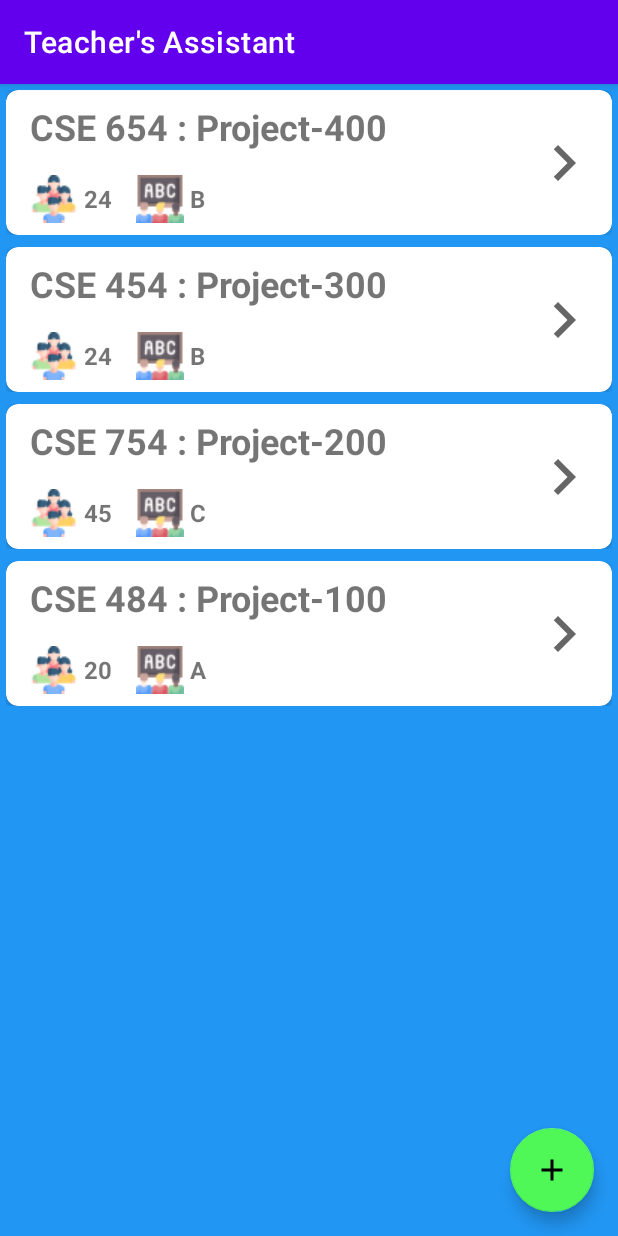
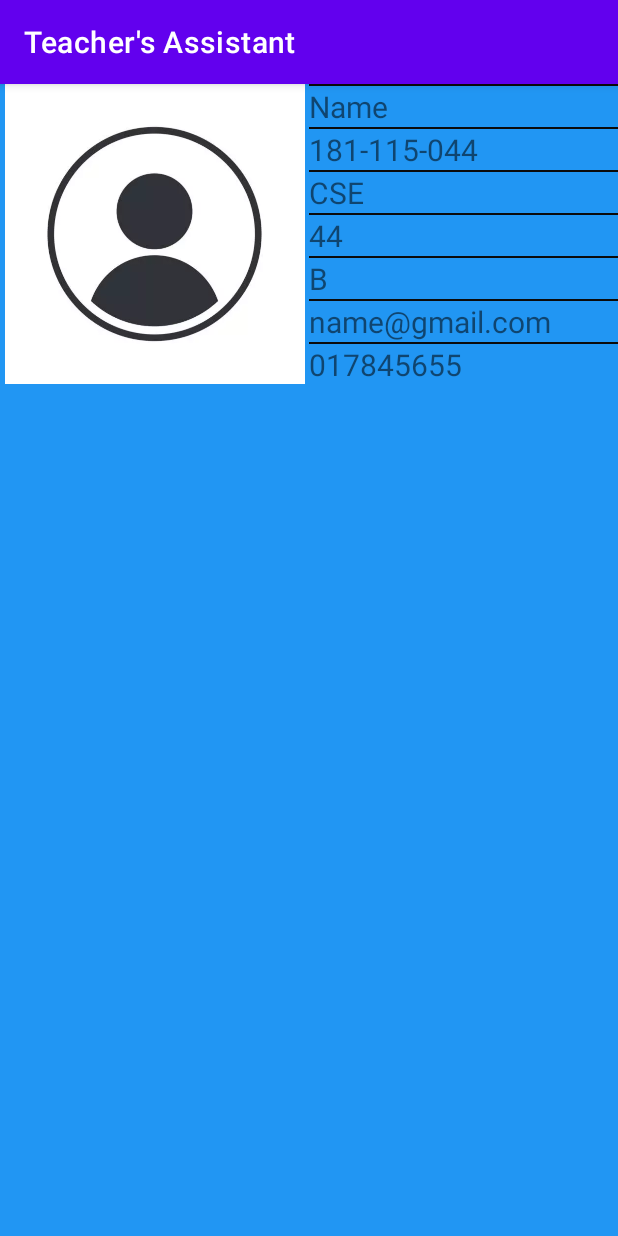
Before and after one commit to Nasif-Imtiaj/Teacher-s-Assistant, an Android app: the fragment ClassRoomFragment placed in its activity, after a tap on "181-115-045", on a phone screen of 412 x 824 dp. Run offline under Robolectric (Android 15) with nearby library versions, the phone set to English and light mode, and no system bars; 1 other tap on this screen came first.

Commit message:
Created student profile to display data.

```diff
--- /dev/null
+++ b/app/src/main/java/com/ni/core/constants/Subjects.kt
@@ -0,0 +1,5 @@
+package com.ni.core.constants
+
+enum class Subjects {
+    OOP,P_400,P_300,ACM,MATH
+}
--- a/app/src/main/java/com/ni/models/StudentInfoModel.kt
+++ b/app/src/main/java/com/ni/models/StudentInfoModel.kt
@@ -5,5 +5,7 @@ data class StudentInfoModel(
     val studentId: String,
     val dept: String,
     val batch: String,
-    val section: String
+    val section: String,
+    val img:Int,
+    val subjectWiseMarks: ArrayList<Pair<String,Float>>
 )
--- a/app/src/main/java/com/ni/repository/StudentDataList.kt
+++ b/app/src/main/java/com/ni/repository/StudentDataList.kt
@@ -16,7 +16,9 @@ object StudentDataList {
                 "181-115-045",
                 "CSE",
                 "44",
-                "B"
+                "B",
+                4,
+                arrayListOf()
             )
         )
         studentList.add(
@@ -25,7 +27,9 @@ object StudentDataList {
                 "181-115-055",
                 "CSE",
                 "44",
-                "B"
+                "B",
+                4,
+                arrayListOf()
             )
         )
         studentList.add(
@@ -34,7 +38,9 @@ object StudentDataList {
                 "181-115-058",
                 "CSE",
                 "44",
-                "B"
+                "B",
+                4,
+                arrayListOf()
             )
 
         )
@@ -44,7 +50,9 @@ object StudentDataList {
                 "181-115-047",
                 "CSE",
                 "44",
-                "B"
+                "B",
+                4,
+                arrayListOf()
             )
         )
     }
--- /dev/null
+++ b/app/src/main/java/com/ni/repository/StudentProfileList.kt
@@ -0,0 +1,4 @@
+package com.ni.repository
+
+object StudentProfileList {
+}
--- a/app/src/main/java/com/ni/screens/classRoomScreen/ClassRoomFragment.kt
+++ b/app/src/main/java/com/ni/screens/classRoomScreen/ClassRoomFragment.kt
@@ -1,6 +1,7 @@
 package com.ni.screens.classRoomScreen
 
 import androidx.activity.OnBackPressedCallback
+import androidx.fragment.app.Fragment
 import androidx.fragment.app.viewModels
 import com.ni.core.adapter.AbstractAdapter
 import com.ni.core.baseClasses.BaseObservableFragment
@@ -8,6 +9,8 @@ import com.ni.dialogs.createClassRoomDialog.CreateClassRoomDialog
 import com.ni.dialogs.createClassRoomDialog.CreateClassRoomDialogListener
 import com.ni.models.ClassRoomModel
 import com.ni.models.StudentInfoModel
+import com.ni.screens.studentProfileScreen.StudentProfileFragment
+import com.ni.teachersassistant.R
 import com.ni.teachersassistant.databinding.ClassRoomFragmentBinding
 import com.ni.teachersassistant.databinding.ClassroomItemLayoutBinding
 import com.ni.teachersassistant.databinding.StudentItemLayoutBinding
@@ -54,7 +57,8 @@ class ClassRoomFragment :
                 itemBinding.tvBatch.text = item.batch
                 itemBinding.tvSection.text = item.section
                 itemBinding.cvMainContainer.setOnClickListener {
-                    binding.optionRecyclerViewCRF.adapter = classRoomAdapter
+                   // binding.optionRecyclerViewCRF.adapter = classRoomAdapter
+                    loadStudentProfile()
                 }
             }
         }
@@ -107,4 +111,25 @@ class ClassRoomFragment :
     override fun onDialogNegativeClick() {
 
     }
+
+    fun loadStudentProfile(){
+        var fragment = StudentProfileFragment.newInstance()
+        loadSubFragment(fragment, R.id.flFraContainer, StudentProfileFragment.TAG)
+    }
+
+    private fun loadSubFragment(
+        newFragment: Fragment,
+        containerId: Int,
+        fragmentTag: String,
+    ) {
+        try {
+            childFragmentManager.beginTransaction()
+                .replace(containerId, newFragment, fragmentTag)
+                .addToBackStack(fragmentTag)
+
+                .commitAllowingStateLoss()
+        } catch (ex: Exception) {
+            //Toaster.debugToast(this, "Fragment transaction failed 70 ${ex.message}")
+        }
+    }
 }
--- a/app/src/main/java/com/ni/screens/classRoomScreen/ClassRoomViewModel.kt
+++ b/app/src/main/java/com/ni/screens/classRoomScreen/ClassRoomViewModel.kt
@@ -3,7 +3,6 @@ package com.ni.screens.classRoomScreen
 import android.util.Log
 import androidx.lifecycle.MutableLiveData
 import androidx.lifecycle.ViewModel
-import com.ni.core.constants.Departments
 import com.ni.models.ClassRoomModel
 import com.ni.models.StudentInfoModel
 import com.ni.repository.ClassRoomDataList
--- /dev/null
+++ b/app/src/main/java/com/ni/screens/studentProfileScreen/StudentProfileFragment.kt
@@ -0,0 +1,47 @@
+package com.ni.screens.studentProfileScreen
+
+import androidx.activity.OnBackPressedCallback
+import androidx.fragment.app.viewModels
+import com.ni.core.baseClasses.BaseObservableFragment
+import com.ni.teachersassistant.databinding.StudentProfileFragmentBinding
+
+class StudentProfileFragment :
+    BaseObservableFragment<StudentProfileFragmentBinding, StudentProfileListener>(
+        StudentProfileFragmentBinding::inflate
+    ) {
+
+    companion object {
+        var TAG = "StudentProfileFragment"
+        fun newInstance() = StudentProfileFragment()
+    }
+
+    val viewModel by viewModels<StudentProfileViewModel>()
+
+
+    override fun initView() {
+        initUiListener()
+        initObservers()
+        initBackPressed()
+    }
+
+    private fun initUiListener() {
+        initBtnListener()
+    }
+
+    private fun initObservers() {
+
+    }
+
+    private fun initBackPressed() {
+        (requireActivity()).onBackPressedDispatcher.addCallback(this,
+            object : OnBackPressedCallback(true) {
+                override fun handleOnBackPressed() {
+                    popFragment()
+                }
+            })
+    }
+
+    private fun initBtnListener() {
+
+    }
+}
--- /dev/null
+++ b/app/src/main/java/com/ni/screens/studentProfileScreen/StudentProfileListener.kt
@@ -0,0 +1,4 @@
+package com.ni.screens.studentProfileScreen
+
+interface StudentProfileListener {
+}
--- /dev/null
+++ b/app/src/main/java/com/ni/screens/studentProfileScreen/StudentProfileViewModel.kt
@@ -0,0 +1,7 @@
+package com.ni.screens.studentProfileScreen
+
+import androidx.lifecycle.ViewModel
+
+class StudentProfileViewModel : ViewModel() {
+    // TODO: Implement the ViewModel
+}
--- a/app/src/main/res/layout/class_room_fragment.xml
+++ b/app/src/main/res/layout/class_room_fragment.xml
@@ -31,4 +31,10 @@
         app:layout_constraintBottom_toBottomOf="parent"
         app:layout_constraintEnd_toEndOf="parent" />
 
+    <FrameLayout
+        android:id="@+id/flFraContainer"
+        android:elevation="32dp"
+        android:layout_width="match_parent"
+        android:layout_height="match_parent"/>
+
 </androidx.constraintlayout.widget.ConstraintLayout>
--- /dev/null
+++ b/app/src/main/res/layout/student_profile_fragment.xml
@@ -0,0 +1,144 @@
+<?xml version="1.0" encoding="utf-8"?>
+<androidx.constraintlayout.widget.ConstraintLayout xmlns:android="http://schemas.android.com/apk/res/android"
+    xmlns:app="http://schemas.android.com/apk/res-auto"
+    xmlns:tools="http://schemas.android.com/tools"
+    android:layout_width="match_parent"
+    android:layout_height="match_parent"
+    android:background="#2196F3"
+    tools:context="com.ni.screens.studentProfileScreen.StudentProfileFragment">
+
+    <LinearLayout
+        android:id="@+id/llProfile"
+        android:layout_width="match_parent"
+        android:layout_height="wrap_content"
+        android:weightSum="2"
+        app:layout_constraintStart_toStartOf="parent"
+        app:layout_constraintTop_toTopOf="parent">
+
+        <ImageView
+            android:layout_width="0dp"
+            android:layout_height="200dp"
+            android:layout_weight="1"
+            android:src="@drawable/ava" />
+
+        <LinearLayout
+
+            android:layout_width="0dp"
+            android:layout_height="match_parent"
+            android:layout_weight="1"
+            android:orientation="vertical">
+
+            <View
+                android:layout_width="match_parent"
+                android:layout_height="1dp"
+                android:background="#0B0B0B" />
+
+            <TextView
+                android:id="@+id/tvName"
+                android:layout_width="wrap_content"
+                android:layout_height="wrap_content"
+                android:text="Name"
+                android:textSize="20dp" />
+
+            <View
+                android:layout_width="match_parent"
+                android:layout_height="1dp"
+                android:background="#0B0B0B" />
+
+            <TextView
+                android:id="@+id/tvID"
+                android:layout_width="wrap_content"
+                android:layout_height="wrap_content"
+                android:text="181-115-044"
+                android:textSize="20dp" />
+
+            <View
+                android:layout_width="match_parent"
+                android:layout_height="1dp"
+                android:background="#0B0B0B" />
+
+            <TextView
+                android:id="@+id/tvDept"
+                android:layout_width="wrap_content"
+                android:layout_height="wrap_content"
+                android:text="CSE"
+                android:textSize="20dp" />
+
+            <View
+                android:layout_width="match_parent"
+                android:layout_height="1dp"
+                android:background="#0B0B0B" />
+
+            <TextView
+                android:id="@+id/tvBatch"
+                android:layout_width="wrap_content"
+                android:layout_height="wrap_content"
+                android:text="44"
+                android:textSize="20dp" />
+
+            <View
+                android:layout_width="match_parent"
+                android:layout_height="1dp"
+                android:background="#0B0B0B" />
+
+            <TextView
+                android:id="@+id/tvSection"
+                android:layout_width="wrap_content"
+                android:layout_height="wrap_content"
+                android:text="B"
+                android:textSize="20dp" />
+
+            <View
+                android:layout_width="match_parent"
+                android:layout_height="1dp"
+                android:background="#0B0B0B" />
+
+            <TextView
+                android:id="@+id/tvEmail"
+                android:layout_width="wrap_content"
+                android:layout_height="wrap_content"
+                android:text="name@gmail.com"
+                android:textSize="20dp" />
+
+            <View
+                android:layout_width="match_parent"
+                android:layout_height="1dp"
+                android:background="#0B0B0B" />
+
+            <TextView
+                android:id="@+id/tvContact"
+                android:layout_width="wrap_content"
+                android:layout_height="wrap_content"
+                android:text="017845655"
+                android:textSize="20dp" />
+
+            <View
+                android:layout_width="match_parent"
+                android:layout_height="1dp"
+                android:background="#0B0B0B" />
+
+            <TextView
+                android:id="@+id/tvBloodGrp"
+                android:layout_width="wrap_content"
+                android:layout_height="wrap_content"
+                android:text="A+"
+                android:textSize="20dp" />
+
+            <View
+                android:layout_width="match_parent"
+                android:layout_height="1dp"
+                android:background="#0B0B0B" />
+
+        </LinearLayout>
+    </LinearLayout>
+
+    <androidx.recyclerview.widget.RecyclerView
+        android:id="@+id/optionRecyclerViewSPF"
+        android:layout_width="wrap_content"
+        android:layout_height="wrap_content"
+        android:layout_marginTop="64dp"
+        app:layout_constraintStart_toStartOf="parent"
+        app:layout_constraintTop_toBottomOf="@id/llProfile" />
+
+
+</androidx.constraintlayout.widget.ConstraintLayout>
```
